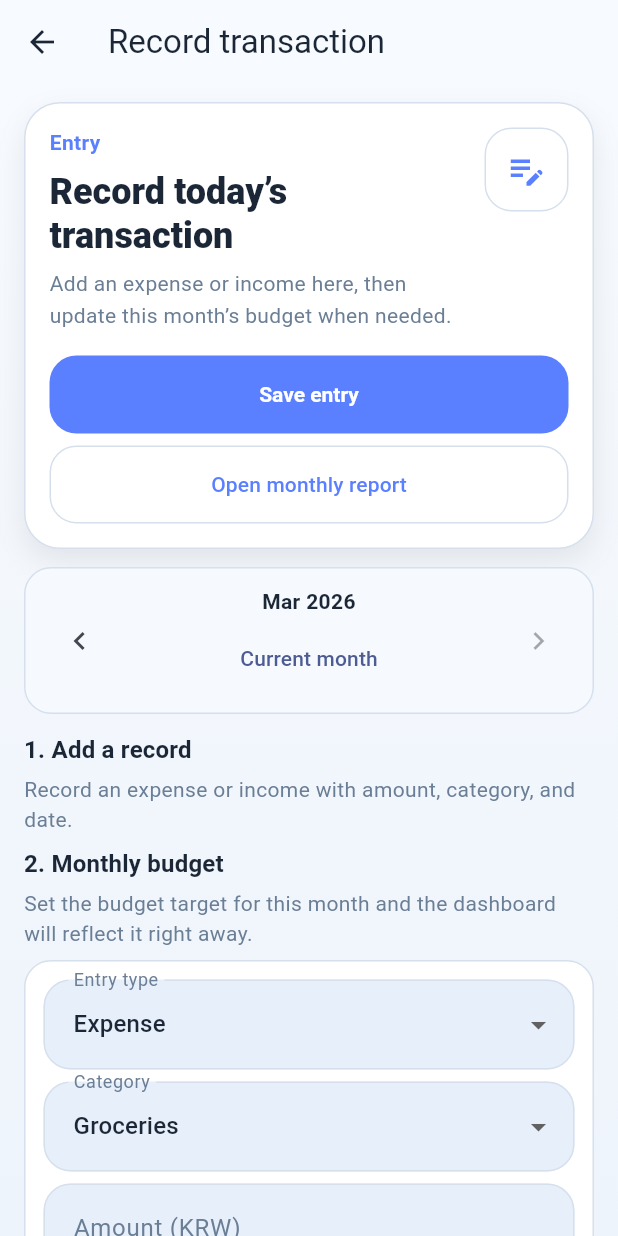
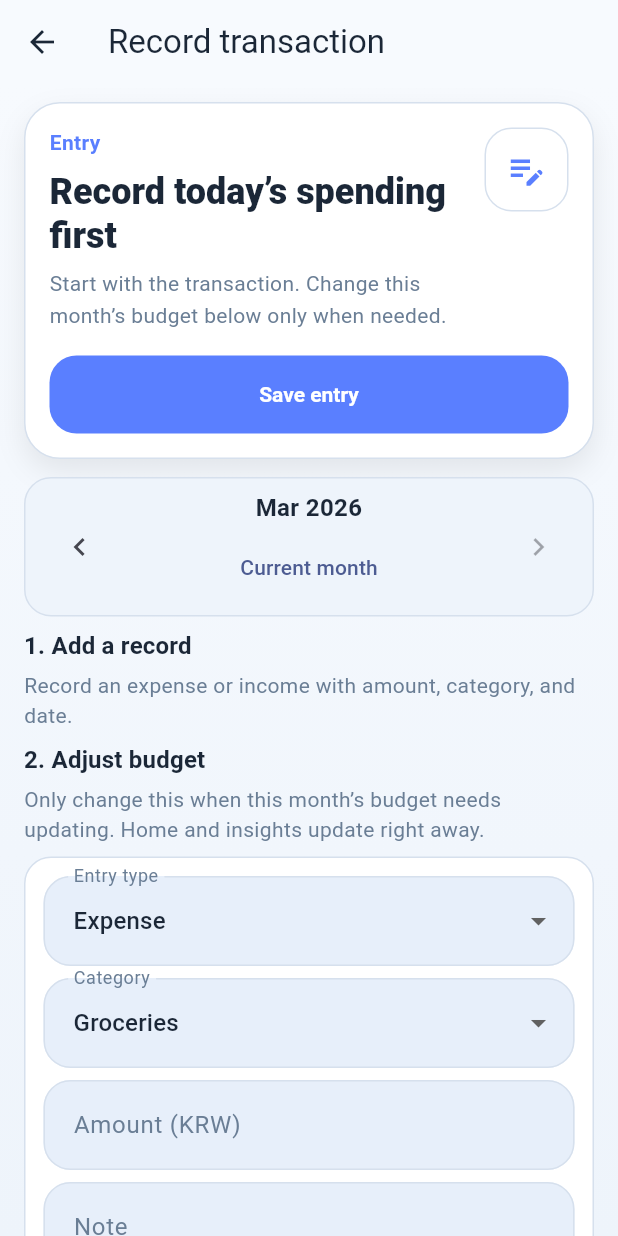
Before and after one commit to Forevernewvie/saverQuest, a Flutter app: the ToolPage screen opened by its route, on a phone screen of 412 x 824 dp. Run offline on Flutter 3.47's test engine with Material 3 defaults, Android fonts, the phone set to English and light mode, and no system bars; our stand-ins replace firebase_analytics, firebase_core, firebase_crashlytics, firebase_remote_config, google_mobile_ads, shared_preferences; missing offline and left inert: app_tracking_transparency; accounts and stored records are empty; statements that could not run were skipped.

Commit message:
Make transaction entry feel more primary than budget controls
This pass clarifies that SaverQuest should be used by recording a
transaction first and only adjusting the monthly budget when needed.
It removes a competing report CTA from the entry hero, makes the budget
section explicitly secondary, and tones down the shared month switcher so
it stops competing with the main task on narrow screens.

Constraint: Keep the UX pass focused on hierarchy and wording rather than new features
Constraint: Preserve the same entry/budget/report behavior behind the clearer presentation
Rejected: Add more navigation shortcuts to the entry screen | would dilute the input-first flow
Rejected: Keep the budget section labeled as a peer to entry | made setup feel heavier than the app really is
Confidence: high
Scope-risk: narrow
Reversibility: clean
Directive: On input screens, protect the main form from competing navigation and treat supporting controls as secondary unless evidence demands otherwise
Tested: flutter analyze; targeted tool/report/home responsive tests; full flutter test; flutter build apk --debug; architect review approved
Not-tested: manual visual sweep across report/insights after the shared month switcher tone-down

```diff
--- a/lib/core/localization/app_localizations.dart
+++ b/lib/core/localization/app_localizations.dart
@@ -155,10 +155,10 @@ class AppLocalizations {
 
   String get toolTitle => _t('거래 기록', 'Record transaction');
   String get toolHeroTitle =>
-      _t('오늘의 거래를 기록하세요', 'Record today’s transaction');
+      _t('오늘 쓴 돈을 먼저 기록하세요', 'Record today’s spending first');
   String get toolHeroBody => _t(
-    '지출이나 수입을 입력하고 필요하면 이번 달 예산도 바로 수정합니다.',
-    'Add an expense or income here, then update this month’s budget when needed.',
+    '지출이나 수입을 먼저 입력하고, 예산을 바꿔야 할 때만 아래에서 수정합니다.',
+    'Start with the transaction. Change this month’s budget below only when needed.',
   );
   String get toolInputSectionTitle => _t('1. 거래 입력', '1. Add a record');
   String get toolInputSectionBody => _t(
@@ -208,10 +208,10 @@ class AppLocalizations {
   String get toolRecentRecordsTitle => _t('방금 기록한 항목', 'Latest entries');
   String get toolRecentRecordsBody =>
       _t('최근에 저장한 거래가 아래에 표시됩니다.', 'Recently saved entries are shown below.');
-  String get toolBudgetSectionTitle => _t('2. 월 예산', '2. Monthly budget');
+  String get toolBudgetSectionTitle => _t('2. 예산 조정', '2. Adjust budget');
   String get toolBudgetSectionBody => _t(
-    '이번 달 지출 목표를 설정하면 홈과 인사이트에서 바로 반영됩니다.',
-    'Set the budget target for this month and the dashboard will reflect it right away.',
+    '이번 달 예산을 바꿔야 할 때만 수정하면 홈과 인사이트에 바로 반영됩니다.',
+    'Only change this when this month’s budget needs updating. Home and insights update right away.',
   );
   String get toolBudgetAmountLabel => _t('월 예산 금액', 'Monthly budget amount');
   String get toolBudgetAmountHint => _t('예: 450000', 'Example: 450000');
--- a/lib/features/tool/tool_page.dart
+++ b/lib/features/tool/tool_page.dart
@@ -2,7 +2,6 @@ import 'package:flutter/material.dart';
 import 'package:flutter/services.dart';
 
 import '../../app/app_dependencies.dart';
-import '../../app/routes.dart';
 import '../../core/design/adaptive_layout.dart';
 import '../../core/design/app_colors.dart';
 import '../../core/design/app_spacing.dart';
@@ -435,8 +434,6 @@ class _ToolPageState extends State<ToolPage> {
                   ? l10n.toolUpdateSubmit
                   : l10n.toolSubmit,
               onPrimary: _saveEntry,
-              secondaryLabel: l10n.homeSecondaryAction,
-              onSecondary: () => Navigator.pushNamed(context, AppRoutes.report),
             ),
             AppMonthSwitcher(
               label: l10n.formatMonthYear(selectedMonth),
--- a/lib/widgets/common/app_blocks.dart
+++ b/lib/widgets/common/app_blocks.dart
@@ -315,10 +315,13 @@ class AppMonthSwitcher extends StatelessWidget {
     final l10n = AppLocalizations.of(context);
 
     return Container(
-      margin: const EdgeInsets.only(bottom: AppSpacing.m),
-      padding: const EdgeInsets.all(AppSpacing.m),
+      margin: const EdgeInsets.only(bottom: AppSpacing.s),
+      padding: const EdgeInsets.symmetric(
+        horizontal: AppSpacing.m,
+        vertical: AppSpacing.s,
+      ),
       decoration: _surfaceDecoration(
-        fillColor: AppColors.surfaceAlt,
+        fillColor: AppColors.backgroundAlt,
         borderRadius: AppUiTokens.surfaceCornerRadius,
       ),
       child: Row(
@@ -336,6 +339,7 @@ class AppMonthSwitcher extends StatelessWidget {
                   style: const TextStyle(
                     color: AppColors.textPrimary,
                     fontWeight: FontWeight.w700,
+                    fontSize: 16,
                   ),
                   textAlign: TextAlign.center,
                 ),
```
Also changed, not shown: 1 other file.
